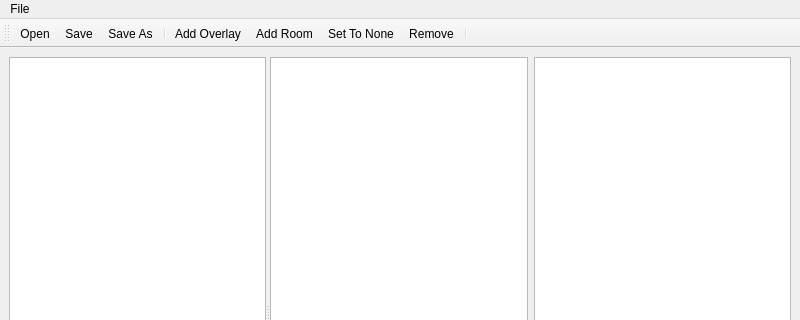
Above: src/tiled/containeroverlaydialog.ui from timbaker/tiled before the change; both pictures show x 0 to 800 and y 0 to 320 of the 800 by 600 pixel window. Below: the same form after it.
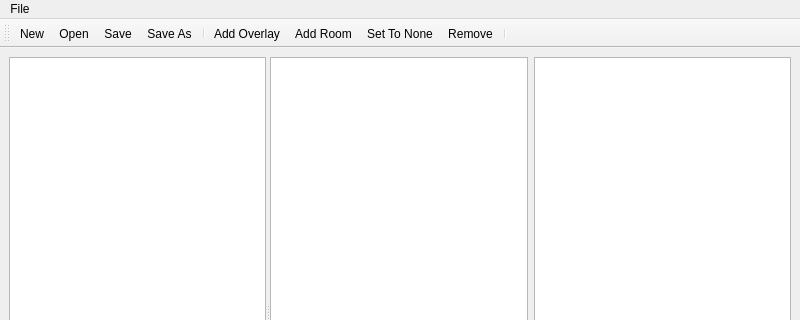
That is the form after the change. Icons and pictures are not drawn. Custom widgets are drawn as their Qt base class.

Commit message: Added "new" action to overlays dialogs. Allow deleting multple selected overlays and/or rooms.

What changed in the file:
```diff
--- a/src/tiled/containeroverlaydialog.ui
+++ b/src/tiled/containeroverlaydialog.ui
@@ -94,6 +94,7 @@
    <attribute name="toolBarBreak">
     <bool>false</bool>
    </attribute>
+   <addaction name="actionNew"/>
    <addaction name="actionOpen"/>
    <addaction name="actionSave"/>
    <addaction name="actionSaveAs"/>
@@ -172,6 +173,15 @@
     <string>Set To None</string>
    </property>
   </action>
+  <action name="actionNew">
+   <property name="icon">
+    <iconset resource="tiled.qrc">
+     <normaloff>:/images/16x16/document-new.png</normaloff>:/images/16x16/document-new.png</iconset>
+   </property>
+   <property name="text">
+    <string>New</string>
+   </property>
+  </action>
  </widget>
  <customwidgets>
   <customwidget>
```
Left out of the diff: 1 changed line with no effect on the pictures. The commit also changes 3 other files.
